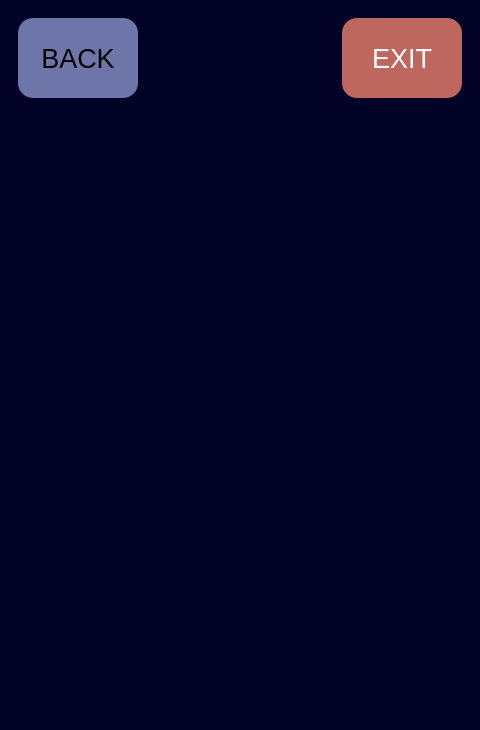
This is app-gui.ui in javimarting/px3-app as Qt 5 draws it before an edit. The edited form follows.
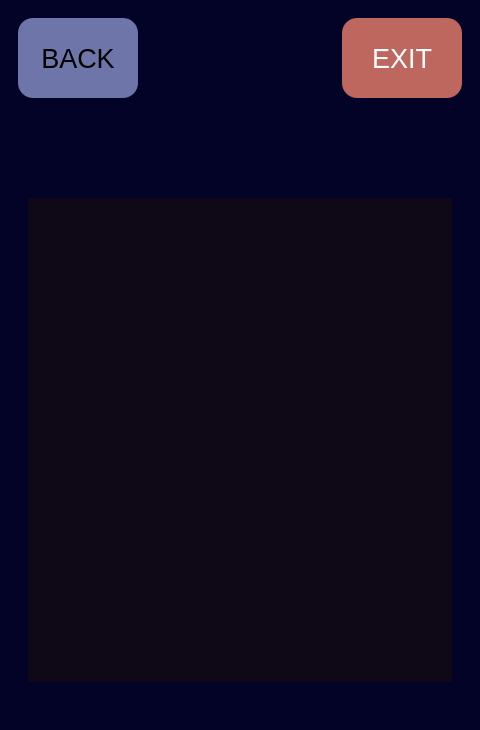
This is the edited form. The open tabs and pages were chosen to show the change.

Commit message: textEdit widget

Patch:
```diff
--- a/app-gui.ui
+++ b/app-gui.ui
@@ -652,9 +652,12 @@
                 <property name="font">
                  <font>
                   <family>Monaco</family>
-                  <pointsize>20</pointsize>
+                  <pointsize>13</pointsize>
                  </font>
                 </property>
+                <property name="styleSheet">
+                 <string notr="true">background-color: rgb(15, 8, 22);</string>
+                </property>
                 <property name="text">
                  <string/>
                 </property>
```
Left out of the diff: 4 changed lines with no effect on the pictures. The commit also changes 3 other files.
